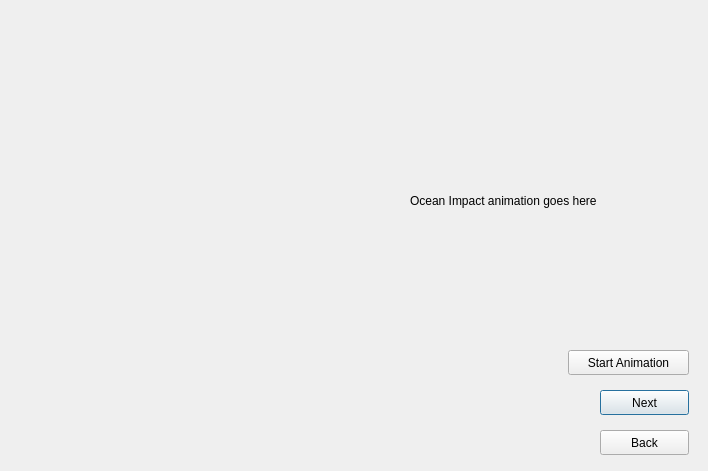
First picture: the form in meteorslide1.ui, repository robertche54/a8-an-educational-app-f18, before the edit.
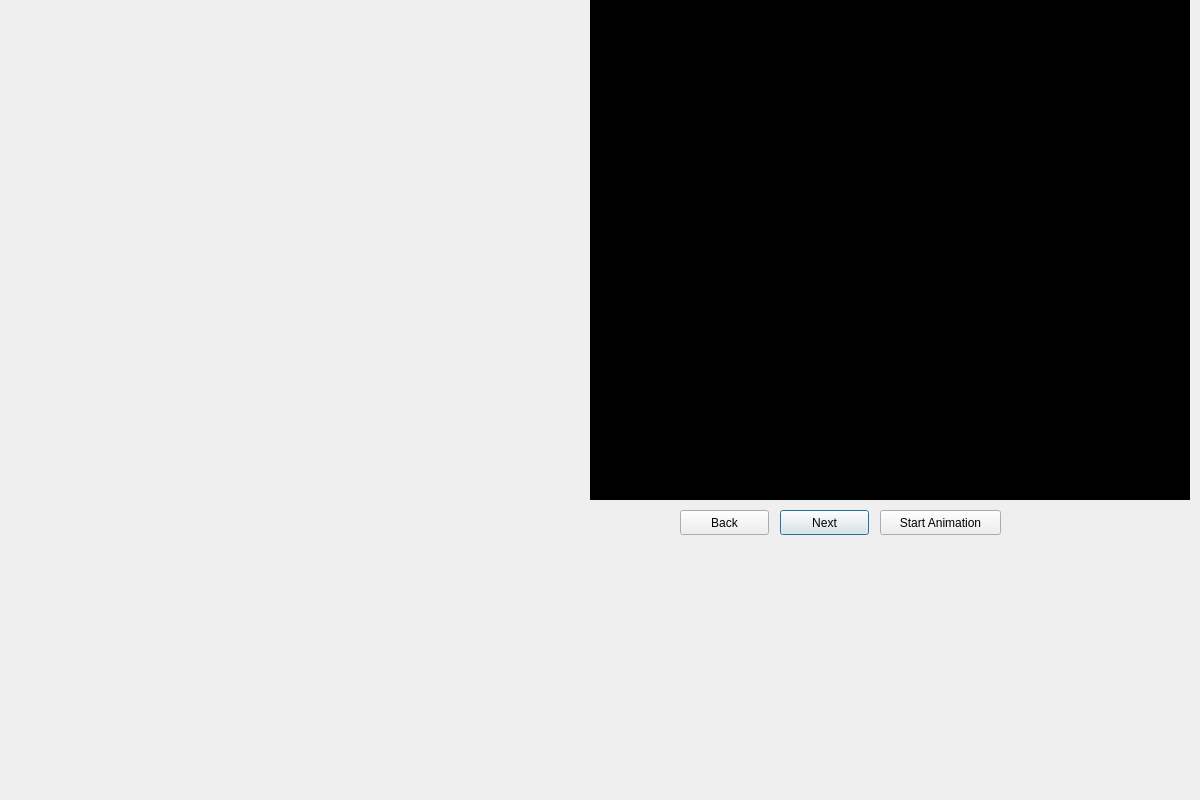
Second picture: the form after the edit.

Commit message: Adjusted window size for ocean impact, also added backdrop

Patch:
```diff
--- a/meteorslide1.ui
+++ b/meteorslide1.ui
@@ -6,8 +6,8 @@
    <rect>
     <x>0</x>
     <y>0</y>
-    <width>708</width>
-    <height>471</height>
+    <width>1200</width>
+    <height>800</height>
    </rect>
   </property>
   <property name="windowTitle">
@@ -16,8 +16,8 @@
   <widget class="QPushButton" name="NextButton">
    <property name="geometry">
     <rect>
-     <x>600</x>
-     <y>390</y>
+     <x>780</x>
+     <y>510</y>
      <width>89</width>
      <height>25</height>
     </rect>
@@ -29,10 +29,10 @@
   <widget class="QLabel" name="AnimationLabel">
    <property name="geometry">
     <rect>
-     <x>410</x>
-     <y>60</y>
-     <width>281</width>
-     <height>281</height>
+     <x>590</x>
+     <y>0</y>
+     <width>600</width>
+     <height>500</height>
     </rect>
    </property>
    <property name="text">
@@ -42,8 +42,8 @@
   <widget class="QLabel" name="TextLabel">
    <property name="geometry">
     <rect>
-     <x>20</x>
-     <y>60</y>
+     <x>10</x>
+     <y>0</y>
      <width>321</width>
      <height>291</height>
     </rect>
@@ -58,8 +58,8 @@
   <widget class="QPushButton" name="BackButton">
    <property name="geometry">
     <rect>
-     <x>600</x>
-     <y>430</y>
+     <x>680</x>
+     <y>510</y>
      <width>89</width>
      <height>25</height>
     </rect>
@@ -71,8 +71,8 @@
   <widget class="QPushButton" name="Start">
    <property name="geometry">
     <rect>
-     <x>568</x>
-     <y>350</y>
+     <x>880</x>
+     <y>510</y>
      <width>121</width>
      <height>25</height>
     </rect>
@@ -81,6 +81,28 @@
     <string>Start Animation</string>
    </property>
   </widget>
+  <widget class="QLabel" name="label">
+   <property name="geometry">
+    <rect>
+     <x>590</x>
+     <y>0</y>
+     <width>600</width>
+     <height>500</height>
+    </rect>
+   </property>
+   <property name="styleSheet">
+    <string notr="true">background-color: rgb(0, 0, 0);</string>
+   </property>
+   <property name="text">
+    <string/>
+   </property>
+  </widget>
+  <zorder>label</zorder>
+  <zorder>NextButton</zorder>
+  <zorder>AnimationLabel</zorder>
+  <zorder>TextLabel</zorder>
+  <zorder>BackButton</zorder>
+  <zorder>Start</zorder>
  </widget>
  <resources/>
  <connections/>
```
The commit also changes 6 other files.
